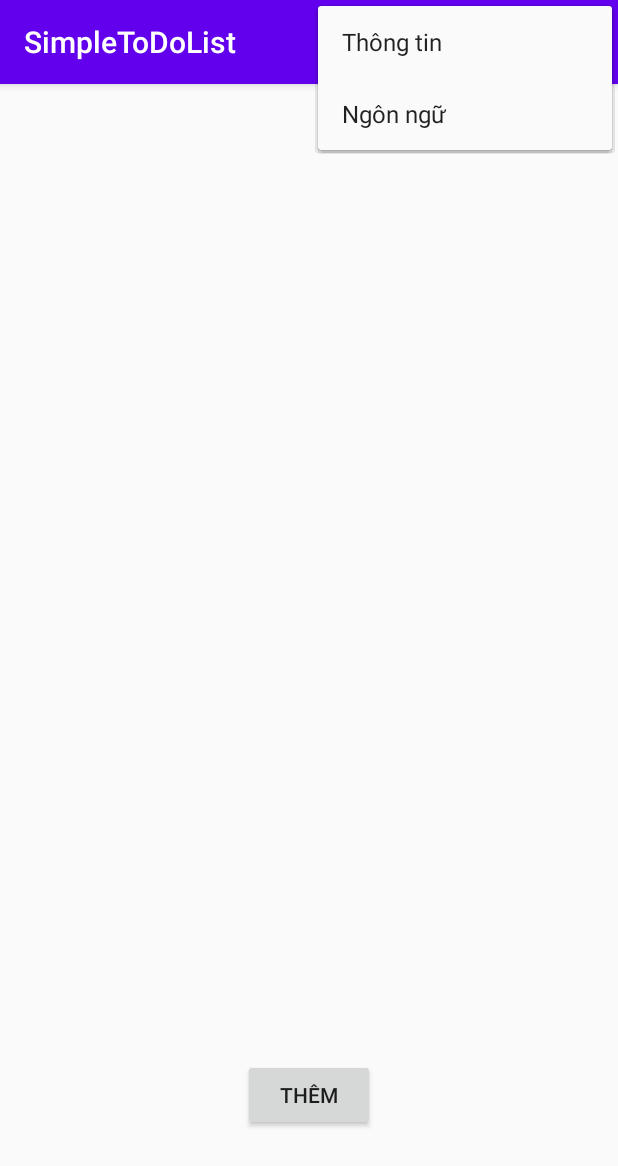
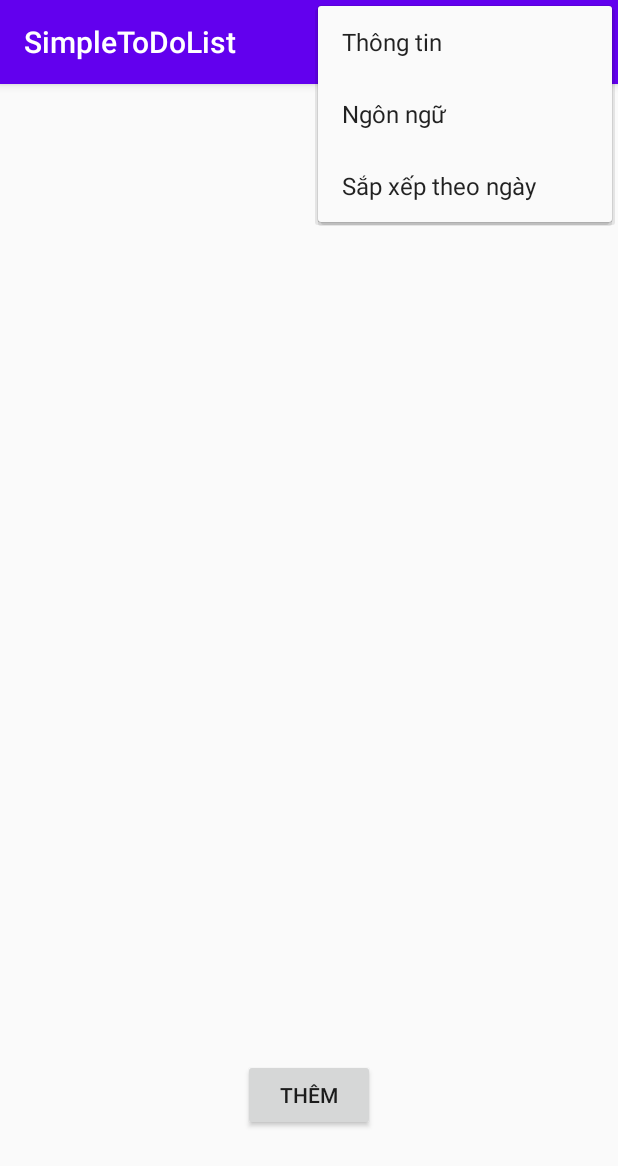
Before and after one commit to TVHung/Simple-To-Do-List, an Android app: the screen it shows after launch (MainActivity), with the options menu open, on a phone screen of 412 x 824 dp. Shown: the top 1166 px of the screen. Run offline under Robolectric (Android 15) with nearby library versions, the phone set to English and light mode, and no system bars.

Commit message:
them chuc nang sap xep theo ngay

```diff
--- a/app/src/main/res/menu/menu_main.xml
+++ b/app/src/main/res/menu/menu_main.xml
@@ -8,4 +8,8 @@
         android:id="@+id/menuNgonNgu"
         android:title="@string/language">
     </item>
+    <item
+        android:id="@+id/menuSapxep"
+        android:title="@string/sort">
+    </item>
 </menu>
--- a/app/src/main/res/values/strings.xml
+++ b/app/src/main/res/values/strings.xml
@@ -12,6 +12,7 @@
     <string name="cancel">Hủy</string>
     <string name="about">Thông tin</string>
     <string name="language">Ngôn ngữ</string>
+    <string name="sort" translatable="false">Sắp xếp theo ngày</string>
     <string name="app_version">Phiên bản: 1.0</string>
     <string name="contact_me">Bạn có thể liên lạc với tôi theo </string>
     <string name="made_by">Được thực hiện bởi Trương Hùng</string>
```
Also changed, not shown: app/src/main/java/com/example/simpletodolist/MainActivity.java (+15 -3 lines).
